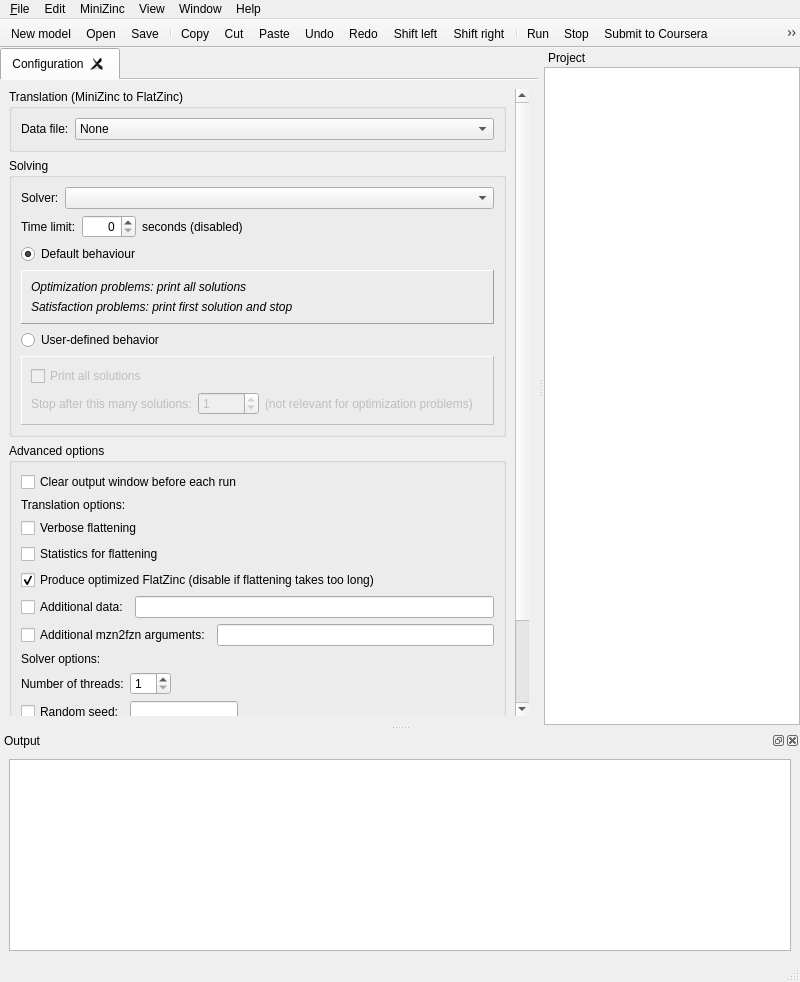
The window that MiniZincIDE/mainwindow.ui (MiniZinc/MiniZincIDE) describes before a commit, drawn with Qt 5.
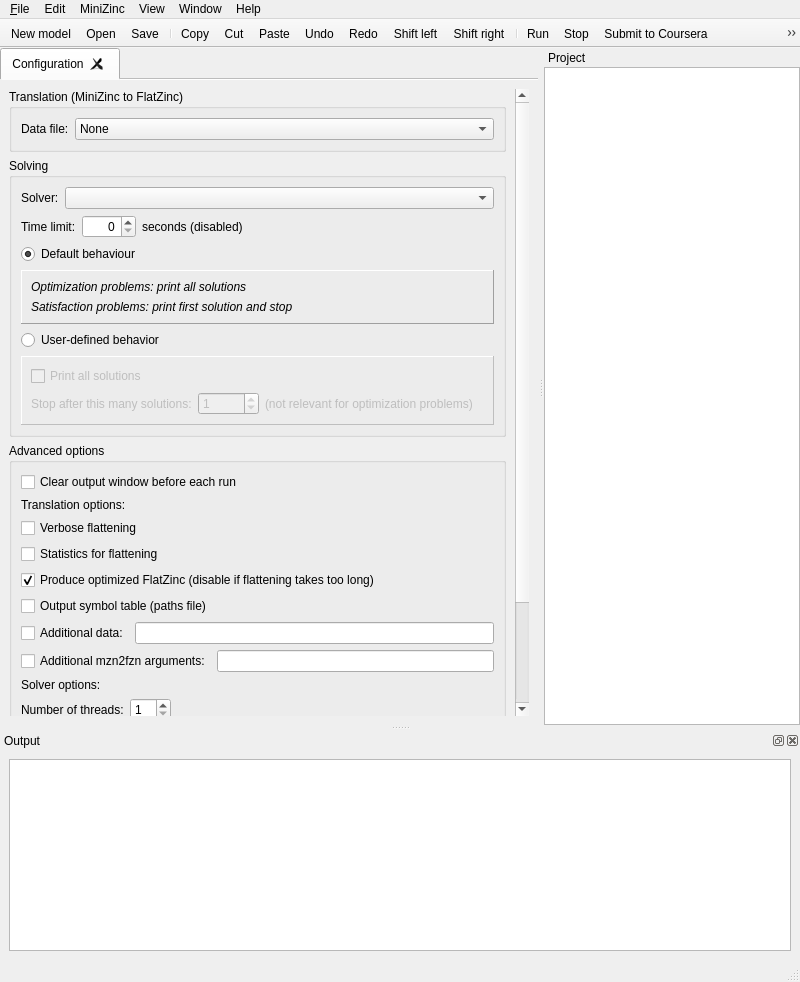
The same window after the commit. Icons and pictures are not drawn. Custom widgets are drawn as their Qt base class.

Commit message: Added checkbox for saving symbol table (path file)

```diff
--- a/MiniZincIDE/mainwindow.ui
+++ b/MiniZincIDE/mainwindow.ui
@@ -90,11 +90,8 @@
             <rect>
              <x>0</x>
              <y>0</y>
-             <width>593</width>
-             <height>797</height>
-             <y>-225</y>
-             <width>595</width>
-             <height>818</height>
+             <width>573</width>
+             <height>776</height>
             </rect>
            </property>
            <layout class="QVBoxLayout" name="verticalLayout_6">
@@ -425,6 +422,13 @@
                  </property>
                 </widget>
                </item>
+               <item>
+                <widget class="QCheckBox" name="conf_save_paths">
+                 <property name="text">
+                  <string>Output symbol table (paths file)</string>
+                 </property>
+                </widget>
+               </item>
                <item>
                 <layout class="QHBoxLayout" name="horizontalLayout_3">
                  <item>
```
Left out of the diff: 3 changed lines with no effect on the pictures. The commit also changes 4 other files.
